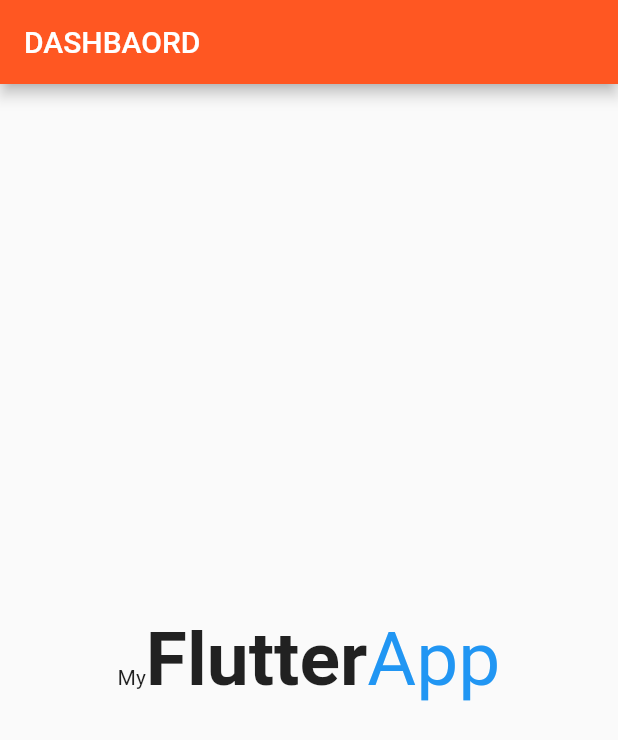
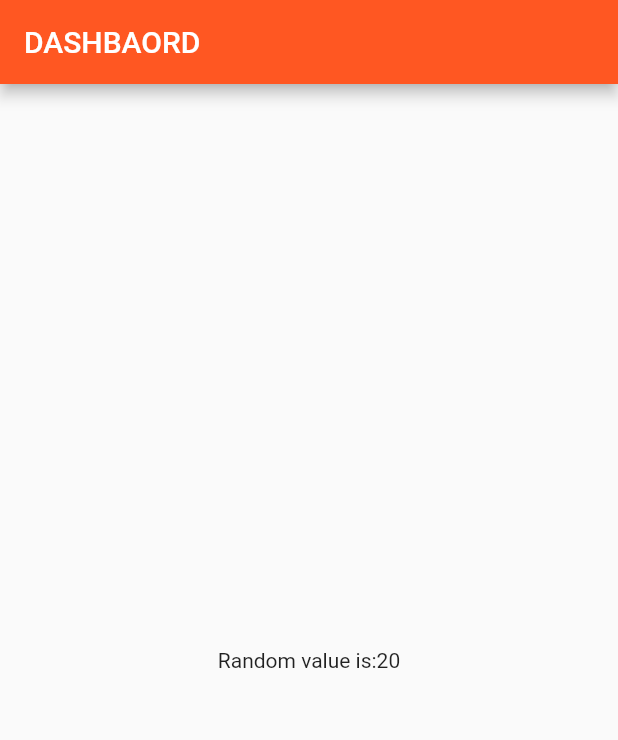
Before and after one commit to Aarthi-mediwave/Flutter_app, a Flutter app: the screen it shows after launch, on a phone screen of 412 x 824 dp. Shown: the top 740 px of the screen. Run offline on Flutter 3.47's test engine with Material 2 defaults, Android fonts, the phone set to English and light mode, and no system bars.

Commit message:
add logics

```diff
--- a/lib/screens/Dashboard.dart
+++ b/lib/screens/Dashboard.dart
@@ -1,3 +1,5 @@
+import 'dart:math';
+
 import 'package:flutter/material.dart';
 
 class Dashboard extends StatelessWidget {
@@ -10,22 +12,11 @@ class Dashboard extends StatelessWidget {
         title: Text('Dashbaord'.toUpperCase()),
         backgroundColor: Colors.deepOrange,
       ),
-      body: Center(
-        child: Text.rich(
-          TextSpan(
-            text: 'My',
-            children: [
-              TextSpan(
-                  text: 'Flutter',
-                  style:
-                  TextStyle(fontSize: 50.0, fontWeight: FontWeight.bold)),
-              TextSpan(
-                  text: 'App',
-                  style: TextStyle(fontSize: 50.0, color: Colors.blue)),
-            ],
-          ),
-        ),
-      ),
+      body: Center(child: Text("Random value is:${getNumber()}")),
     );
   }
 }
+
+int getNumber() {
+  return Random().nextInt(100);
+}
```
